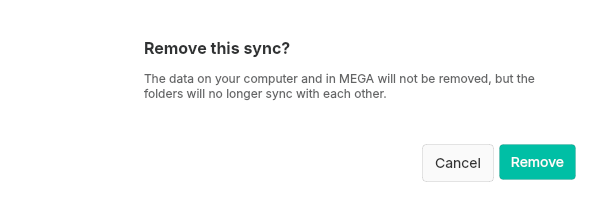
Above: src/MEGASync/syncs/gui/Twoways/win/RemoveSyncConfirmationDialog.ui from meganz/MEGAsync before the change. Below: the same form after it.
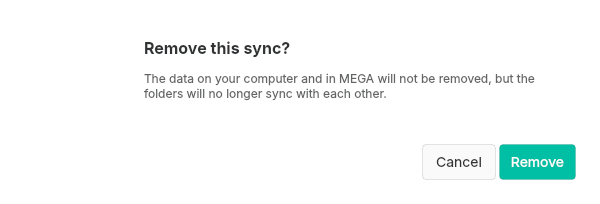
That is the form after the change. Icons and pictures are not drawn.

Commit message: SNC-4733 : Use qbutton general style

What changed in the file:
```diff
--- a/src/MEGASync/syncs/gui/Twoways/win/RemoveSyncConfirmationDialog.ui
+++ b/src/MEGASync/syncs/gui/Twoways/win/RemoveSyncConfirmationDialog.ui
@@ -41,7 +41,50 @@
     justify-content: center;
     align-items: center;
     flex: 1 0 0;
-    
+}
+
+#bOK
+{
+color: #04101E; /*colorToken.text-inverse-accent*/
+background-color:  #F4F4F5; /*colorToken.button-primary*/
+}
+
+#labelFolderIcon
+{
+border-image: url(&quot;:/images/icons/folder/synced-folder.png&quot;);
+max-width: 96px;
+max-height: 96px;
+}
+
+#labelMessage
+{
+	/* Layout */
+    max-width: 432px;
+    height: 36px;
+    align-self: stretch;
+
+	/* Typography */
+    font-family: Inter;
+    font-size: 12px;
+    font-style: normal;
+    font-weight: 400;
+    line-height: 18px;
+	word-wrap: break-word; /* Enable word wrap */
+    white-space: pre-wrap;
+}
+
+#labelHeader
+{
+	/* Layout */
+	align-self: stretch;
+
+	/* Label 2/Semibold */
+    font-family: Inter;
+    font-size: 16px;
+    font-style: normal;
+    font-weight: 600;
+    line-height: 24px;
+    max-width: 432px;
 }</string>
   </property>
   <widget class="QWidget" name="bLayout" native="true">
@@ -165,8 +208,8 @@
     <rect>
      <x>422</x>
      <y>144</y>
-     <width>72</width>
-     <height>38</height>
+     <width>74</width>
+     <height>36</height>
     </rect>
    </property>
    <property name="sizePolicy">
```
Left out of the diff: 8 changed lines with no effect on the pictures. The commit also changes 1 other file.
